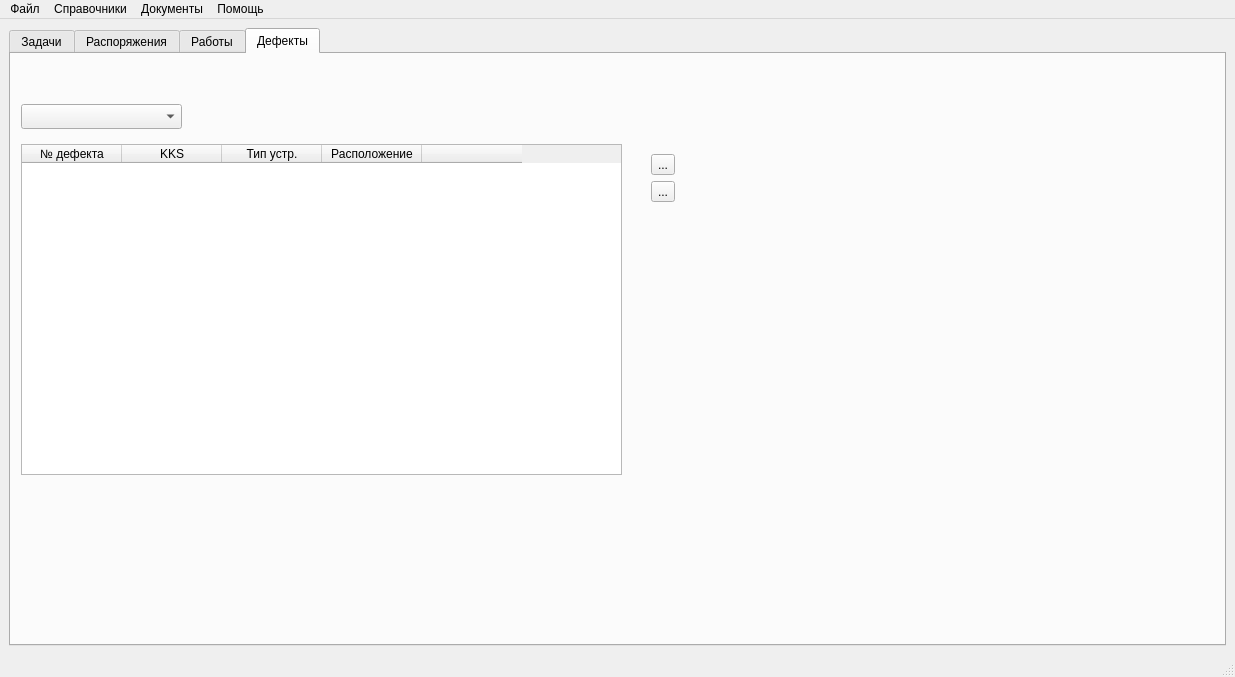
Balyaev-D-A/MFDB, file mainwindow.ui: the form before one commit.
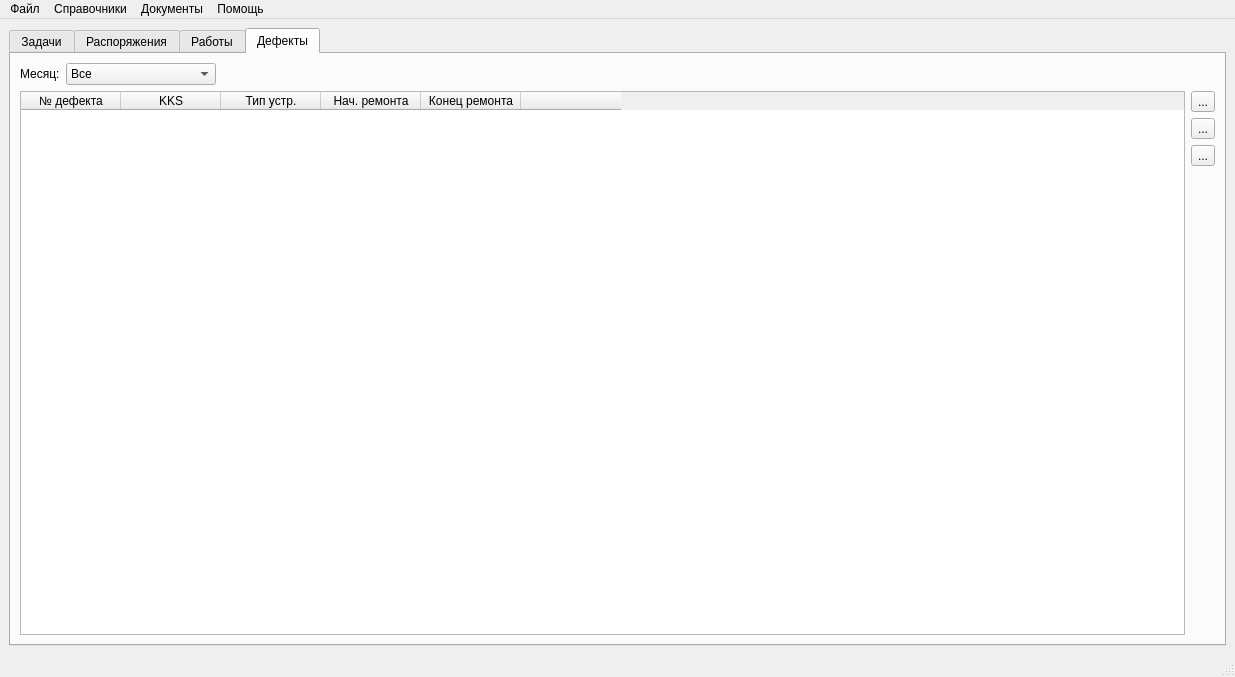
The form after the commit. The open tabs and pages were chosen to show the change. Icons and pictures are not drawn.

Diff of the .ui file:
```diff
--- a/mainwindow.ui
+++ b/mainwindow.ui
@@ -463,25 +463,114 @@
        <attribute name="title">
         <string>Дефекты</string>
        </attribute>
+       <layout class="QVBoxLayout" name="verticalLayout_6">
+        <item>
+         <layout class="QHBoxLayout" name="horizontalLayout_8">
+          <item>
+           <layout class="QHBoxLayout" name="horizontalLayout_6">
+            <item>
+             <widget class="QLabel" name="label">
+              <property name="text">
+               <string>Месяц:</string>
+              </property>
+             </widget>
+            </item>
+            <item>
        <widget class="QComboBox" name="comboBox_3">
-        <property name="geometry">
-         <rect>
-          <x>10</x>
-          <y>50</y>
-          <width>161</width>
-          <height>25</height>
-         </rect>
-        </property>
-       </widget>
-       <widget class="QTableWidget" name="tableWidget_2">
-        <property name="geometry">
-         <rect>
-          <x>10</x>
-          <y>90</y>
-          <width>601</width>
-          <height>331</height>
-         </rect>
-        </property>
+              <property name="minimumSize">
+               <size>
+                <width>150</width>
+                <height>0</height>
+               </size>
+              </property>
+              <item>
+               <property name="text">
+                <string>Все</string>
+               </property>
+              </item>
+              <item>
+               <property name="text">
+                <string>Январь</string>
+               </property>
+              </item>
+              <item>
+               <property name="text">
+                <string>Февраль</string>
+               </property>
+              </item>
+              <item>
+               <property name="text">
+                <string>Март</string>
+               </property>
+              </item>
+              <item>
+               <property name="text">
+                <string>Апрель</string>
+               </property>
+              </item>
+              <item>
+               <property name="text">
+                <string>Май</string>
+               </property>
+              </item>
+              <item>
+               <property name="text">
+                <string>Июнь</string>
+               </property>
+              </item>
+              <item>
+               <property name="text">
+                <string>Июль</string>
+               </property>
+              </item>
+              <item>
+               <property name="text">
+                <string>Август</string>
+               </property>
+              </item>
+              <item>
+               <property name="text">
+                <string>Сентябрь</string>
+               </property>
+              </item>
+              <item>
+               <property name="text">
+                <string>Октябрь</string>
+               </property>
+              </item>
+              <item>
+               <property name="text">
+                <string>Ноябрь</string>
+               </property>
+              </item>
+              <item>
+               <property name="text">
+                <string>Декабрь</string>
+               </property>
+              </item>
+             </widget>
+            </item>
+           </layout>
+          </item>
+          <item>
+           <spacer name="horizontalSpacer_3">
+            <property name="orientation">
+             <enum>Qt::Horizontal</enum>
+            </property>
+            <property name="sizeHint" stdset="0">
+             <size>
+              <width>40</width>
+              <height>20</height>
+             </size>
+            </property>
+           </spacer>
+          </item>
+         </layout>
+        </item>
+        <item>
+         <layout class="QHBoxLayout" name="horizontalLayout_7">
+          <item>
+           <widget class="QTableWidget" name="defectsTable">
         <column>
          <property name="text">
           <string>№ дефекта</string>
@@ -499,7 +588,12 @@
         </column>
         <column>
          <property name="text">
-          <string>Расположение</string>
+              <string>Нач. ремонта</string>
+             </property>
+            </column>
+            <column>
+             <property name="text">
+              <string>Конец ремонта</string>
          </property>
         </column>
         <column>
@@ -508,27 +602,57 @@
          </property>
         </column>
        </widget>
-       <widget class="QWidget" name="">
-        <property name="geometry">
-         <rect>
-          <x>640</x>
-          <y>100</y>
-          <width>28</width>
-          <height>94</height>
-         </rect>
-        </property>
+          </item>
+          <item>
         <layout class="QVBoxLayout" name="verticalLayout_5">
          <item>
           <widget class="QToolButton" name="toolButton_5">
            <property name="text">
             <string>...</string>
            </property>
+              <property name="icon">
+               <iconset resource="resource.qrc">
+                <normaloff>:/icons/refresh.png</normaloff>:/icons/refresh.png</iconset>
+              </property>
+              <property name="iconSize">
+               <size>
+                <width>32</width>
+                <height>32</height>
+               </size>
+              </property>
           </widget>
          </item>
          <item>
           <widget class="QToolButton" name="toolButton_6">
            <property name="text">
             <string>...</string>
+              </property>
+              <property name="icon">
+               <iconset resource="resource.qrc">
+                <normaloff>:/icons/add.png</normaloff>:/icons/add.png</iconset>
+              </property>
+              <property name="iconSize">
+               <size>
+                <width>32</width>
+                <height>32</height>
+               </size>
+              </property>
+             </widget>
+            </item>
+            <item>
+             <widget class="QToolButton" name="removeDefectButton">
+              <property name="text">
+               <string>...</string>
+              </property>
+              <property name="icon">
+               <iconset resource="resource.qrc">
+                <normaloff>:/icons/delete.png</normaloff>:/icons/delete.png</iconset>
+              </property>
+              <property name="iconSize">
+               <size>
+                <width>32</width>
+                <height>32</height>
+               </size>
            </property>
           </widget>
          </item>
@@ -546,7 +670,10 @@
           </spacer>
          </item>
         </layout>
-       </widget>
+          </item>
+         </layout>
+        </item>
+       </layout>
       </widget>
      </widget>
     </item>
```
Left out of the diff: 19 changed lines with no effect on the pictures. Lines whose indentation alone changed are shown as unchanged.
